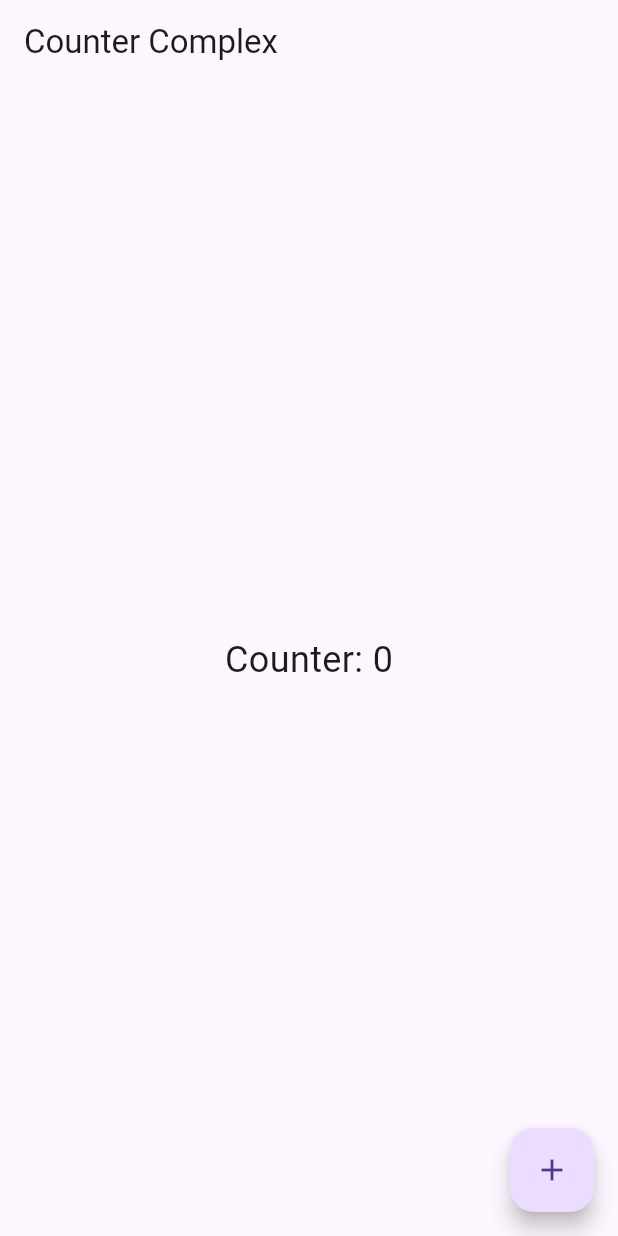
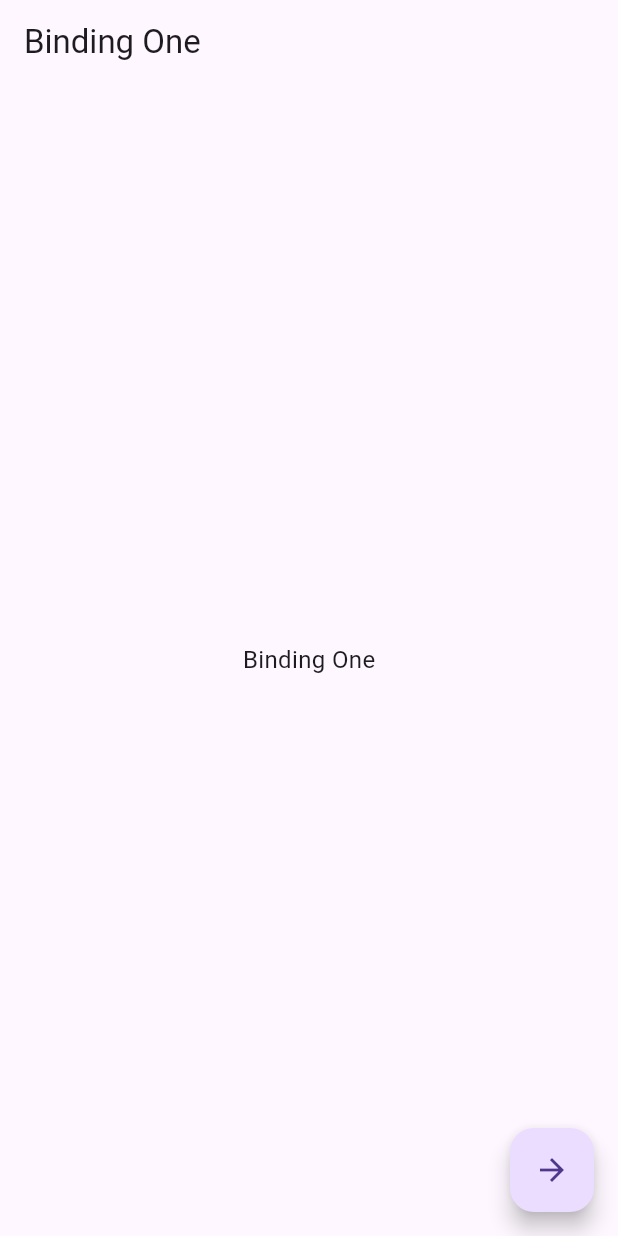
Before and after one commit to zhanzengyu/FlutterSamples, a Flutter app: the screen it shows after launch, on a phone screen of 412 x 824 dp. Run offline on Flutter 3.47's test engine with Material 3 defaults, Android fonts, the light colour scheme and no system bars; our stand-ins replace get, plugin_platform_interface.

Commit message:
增加 binding 的 sample 演示

```diff
--- /dev/null
+++ b/practice/getx/example/lib/binding/binding_one/binding.dart
@@ -0,0 +1,10 @@
+import 'package:get/get.dart';
+
+import 'logic.dart';
+
+class BindingOneBinding extends Bindings {
+  @override
+  void dependencies() {
+    Get.lazyPut(() => BindingOneLogic());
+  }
+}
--- /dev/null
+++ b/practice/getx/example/lib/binding/binding_one/logic.dart
@@ -0,0 +1,6 @@
+import 'package:get/get.dart';
+import 'package:getx_example/config/route_config.dart';
+
+class BindingOneLogic extends GetxController {
+  void jump() => Get.toNamed(RouteConfig.bindingTwo);
+}
--- /dev/null
+++ b/practice/getx/example/lib/binding/binding_one/view.dart
@@ -0,0 +1,26 @@
+import 'package:flutter/material.dart';
+import 'package:get/get.dart';
+
+import 'logic.dart';
+
+class BindingOnePage extends StatelessWidget {
+  BindingOnePage({Key? key}) : super(key: key);
+
+  final BindingOneLogic logic = Get.find<BindingOneLogic>();
+
+  @override
+  Widget build(BuildContext context) {
+    return Scaffold(
+        appBar: AppBar(title: const Text('Binding One')),
+        body: const Center(
+          child: Text(
+            'Binding One',
+            style: TextStyle(fontSize: 16),
+          ),
+        ),
+        floatingActionButton: FloatingActionButton(
+          onPressed: logic.jump,
+          child: const Icon(Icons.arrow_forward),
+        ));
+  }
+}
--- /dev/null
+++ b/practice/getx/example/lib/binding/binding_two/binding.dart
@@ -0,0 +1,10 @@
+import 'package:get/get.dart';
+
+import 'logic.dart';
+
+class BindingTwoBinding extends Bindings {
+  @override
+  void dependencies() {
+    Get.lazyPut(() => BindingTwoLogic());
+  }
+}
--- /dev/null
+++ b/practice/getx/example/lib/binding/binding_two/logic.dart
@@ -0,0 +1,5 @@
+import 'package:get/get.dart';
+
+class BindingTwoLogic extends GetxController {
+
+}
--- /dev/null
+++ b/practice/getx/example/lib/config/route_config.dart
@@ -0,0 +1,29 @@
+import 'package:get/get.dart';
+import 'package:getx_example/binding/binding_one/binding.dart';
+import 'package:getx_example/binding/binding_one/view.dart';
+import 'package:getx_example/binding/binding_two/binding.dart';
+import 'package:getx_example/binding/binding_two/view.dart';
+import 'package:getx_example/easy/jump_two/view.dart';
+
+class RouteConfig {
+  static const String bindingOne = '/bindingOne';
+  static const String bindingTwo = '/bindingTwo';
+  static const String jumpTwo = '/jump_two';
+
+  static final List<GetPage> getPages = [
+    GetPage(
+      name: bindingOne,
+      page: () => BindingOnePage(),
+      binding: BindingOneBinding(),
+    ),
+    GetPage(
+      name: bindingTwo,
+      page: () => BindingTwoPage(),
+      binding: BindingTwoBinding(),
+    ),
+    GetPage(
+      name: jumpTwo,
+      page: () => JumpTwoPage(),
+    ),
+  ];
+}
--- a/practice/getx/example/lib/main.dart
+++ b/practice/getx/example/lib/main.dart
@@ -1,7 +1,7 @@
 import 'package:flutter/material.dart';
 import 'package:get/get.dart';
-import 'package:getx_example/complex/counter_complex/view.dart';
-import 'package:getx_example/easy/jump_two/view.dart';
+import 'package:getx_example/binding/binding_one/view.dart';
+import 'package:getx_example/config/route_config.dart';
 
 void main() {
   runApp(const MyApp());
@@ -15,15 +15,12 @@ class MyApp extends StatefulWidget {
 }
 
 class _MyAppState extends State<MyApp> {
-
   @override
   Widget build(BuildContext context) {
     return GetMaterialApp(
       debugShowCheckedModeBanner: false,
-      getPages: [
-        GetPage(name: '/jump_two', page: () => JumpTwoPage()),
-      ],
-      home: CounterComplexPage(),
+      initialRoute: RouteConfig.bindingOne,
+      getPages: RouteConfig.getPages,
     );
   }
 }
```
Also changed, not shown: practice/getx/example/lib/binding/binding_two/view.dart (added, +22 -0 lines).
